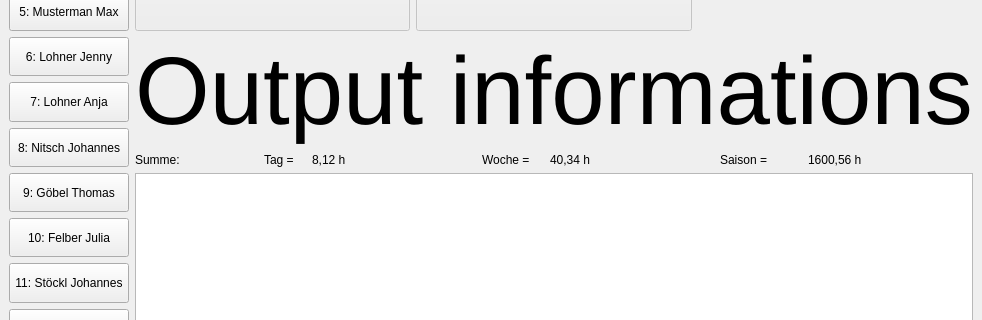
Qt form mainwindow.ui (NitsPete/TimeStampTracker) before a commit; both pictures show x 0 to 982 and y 198 to 518 of the 982 by 600 pixel window.
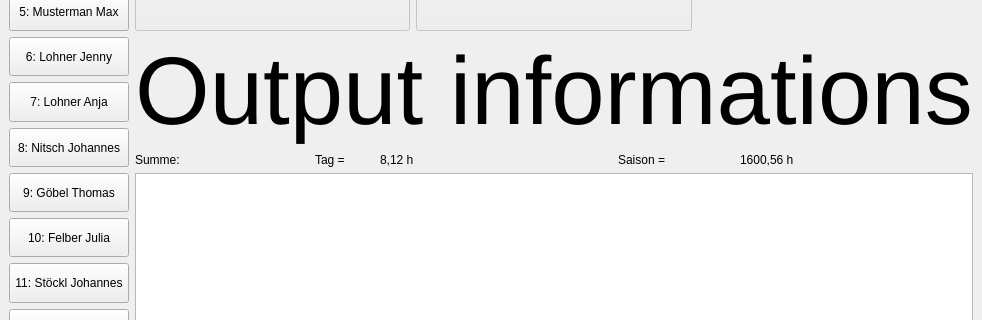
The same form after that commit.

Commit message: Remove total week time

```diff
--- a/mainwindow.ui
+++ b/mainwindow.ui
@@ -321,7 +321,7 @@
        </widget>
       </item>
       <item>
-       <layout class="QHBoxLayout" name="horizontalLayout_workTime" stretch="6,2,8,3,8,4,8">
+       <layout class="QHBoxLayout" name="horizontalLayout_workTime" stretch="6,2,8,4,8">
         <item>
          <widget class="QLabel" name="label_sum">
           <property name="text">
@@ -343,20 +343,6 @@
           </property>
          </widget>
         </item>
-        <item>
-         <widget class="QLabel" name="label_week">
-          <property name="text">
-           <string>Woche = </string>
-          </property>
-         </widget>
-        </item>
-        <item>
-         <widget class="QLabel" name="label_timeWeek">
-          <property name="text">
-           <string>40,34 h</string>
-          </property>
-         </widget>
-        </item>
         <item>
          <widget class="QLabel" name="label_season">
           <property name="text">
```
The commit also changes 4 other files.
